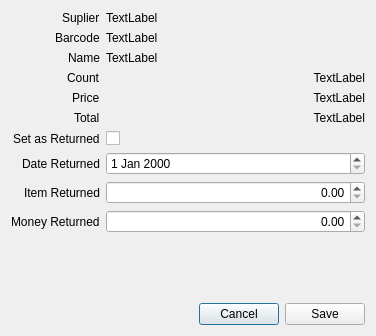
First picture: the form in libgui/purchase/returnresolutiondialog.ui, repository apinprastya/sultan, before the edit.
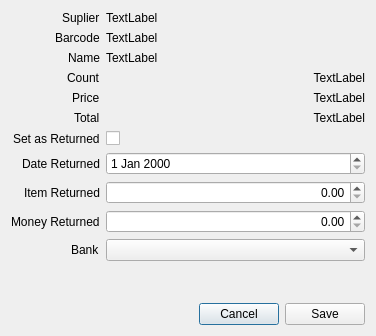
Second picture: the form after the edit.

The edit to the form file:
```diff
--- a/libgui/purchase/returnresolutiondialog.ui
+++ b/libgui/purchase/returnresolutiondialog.ui
@@ -170,6 +170,16 @@
        </property>
       </widget>
      </item>
+     <item row="10" column="0">
+      <widget class="QLabel" name="label_7">
+       <property name="text">
+        <string>Bank</string>
+       </property>
+      </widget>
+     </item>
+     <item row="10" column="1">
+      <widget class="QComboBox" name="comboBank"/>
+     </item>
     </layout>
    </item>
    <item>
```
